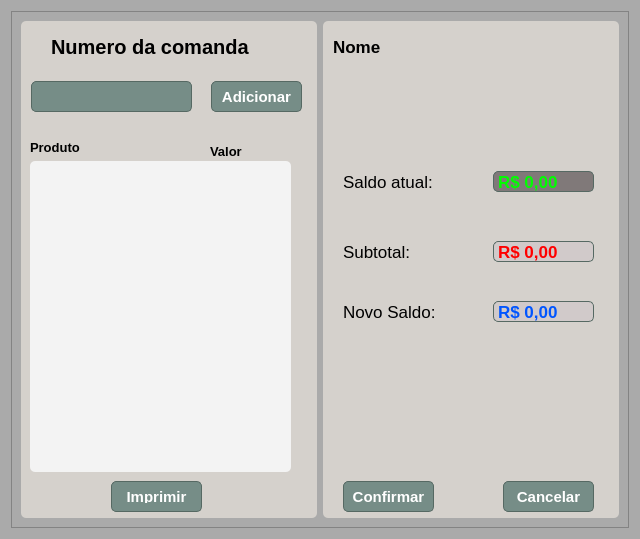
Pindoba/Comanda-pre, file add.ui: the form before one commit.
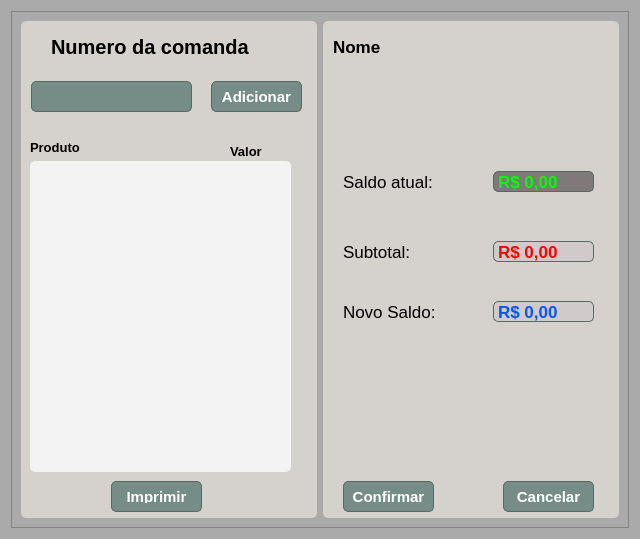
The form after the commit.

What changed in the file:
```diff
--- a/add.ui
+++ b/add.ui
@@ -189,7 +189,7 @@
          <widget class="QLabel" name="label_9">
           <property name="geometry">
            <rect>
-            <x>180</x>
+            <x>200</x>
             <y>20</y>
             <width>51</width>
             <height>20</height>
@@ -211,7 +211,7 @@
            <rect>
             <x>0</x>
             <y>40</y>
-            <width>181</width>
+            <width>201</width>
             <height>311</height>
            </rect>
           </property>
@@ -228,9 +228,9 @@
          <widget class="QListWidget" name="listWidget_2">
           <property name="geometry">
            <rect>
-            <x>170</x>
+            <x>190</x>
             <y>40</y>
-            <width>91</width>
+            <width>71</width>
             <height>311</height>
            </rect>
           </property>
@@ -449,7 +449,7 @@
           <rect>
            <x>10</x>
            <y>10</y>
-           <width>131</width>
+           <width>271</width>
            <height>31</height>
           </rect>
          </property>
```
